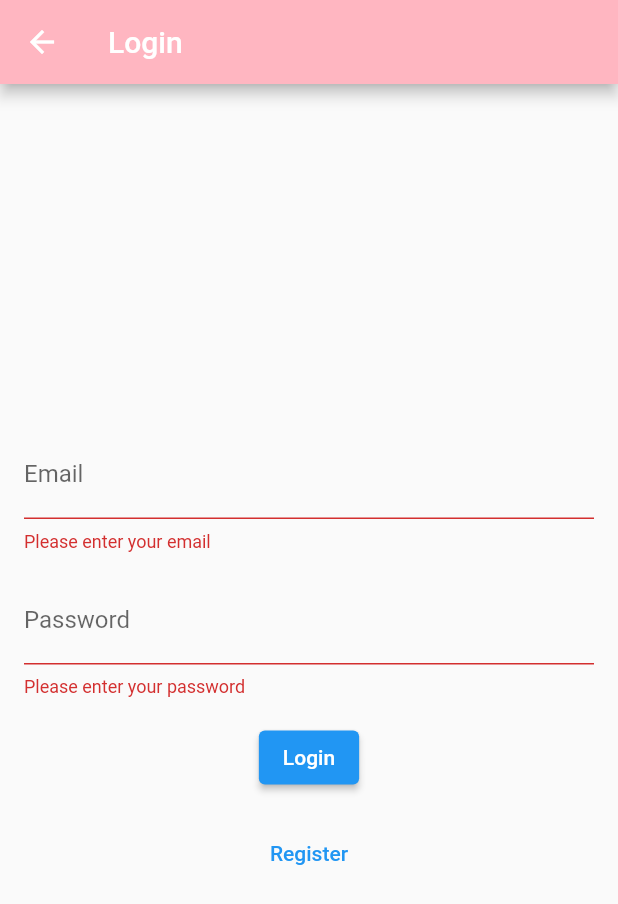
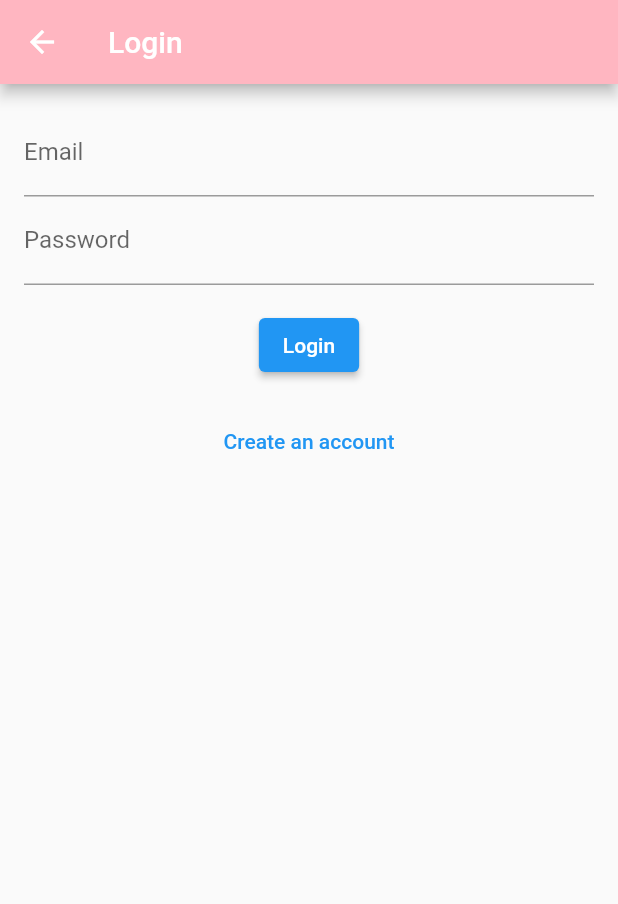
Before and after one commit to FACZ-MAP-Project/PetYatu, a Flutter app: the screen it shows after launch, after a tap on "Login", on a phone screen of 412 x 824 dp. Shown: the top 904 px of the screen. Run offline on Flutter 3.47's test engine with Material 2 defaults, Android fonts, the phone set to English and light mode, and no system bars; our stand-ins replace card_swiper, cloud_firestore, firebase_auth, firebase_core; accounts and stored records are empty; network calls fail.

Commit message:
Complete Login and Register

```diff
--- a/lib/providers/auth_provider.dart
+++ b/lib/providers/auth_provider.dart
@@ -6,6 +6,18 @@ import '../models/AppUser.dart';
 class AuthProvider with ChangeNotifier {
   final FirebaseAuth _auth = FirebaseAuth.instance;
   final FirebaseFirestore _firestore = FirebaseFirestore.instance;
+
+  // login user with email and password
+  Future<void> loginUser(AppUser appUser) async {
+    try {
+      UserCredential result = await _auth.signInWithEmailAndPassword(
+        email: appUser.email,
+        password: appUser.password,
+      );
+    } catch (e) {
+      throw e;
+    }
+  }
 
   // register user with email and password
   Future<void> registerUser(AppUser appUser) async {
@@ -18,6 +30,7 @@ class AuthProvider with ChangeNotifier {
       // AppUser? firebaseUser = result.user as AppUser?;
       AppUser? firebaseUser =
           result.user != null ? AppUser.withId(result.user!.uid) : null;
+      print('User ID: ${firebaseUser!.uid}');
       if (firebaseUser != null) {
         // save user info to firestore
         await _firestore.collection('users').doc(firebaseUser.uid).set(
--- a/lib/views/login_page.dart
+++ b/lib/views/login_page.dart
@@ -1,4 +1,7 @@
 import 'package:flutter/material.dart';
+import 'package:provider/provider.dart';
+import 'package:petyatu/providers/auth_provider.dart';
+import 'package:petyatu/models/AppUser.dart';
 import 'package:firebase_auth/firebase_auth.dart';
 
 class LoginPage extends StatefulWidget {
@@ -9,83 +12,75 @@ class LoginPage extends StatefulWidget {
 }
 
 class _LoginPageState extends State<LoginPage> {
-  final _formKey = GlobalKey<FormState>();
+  final TextEditingController _emailController = TextEditingController();
+  final TextEditingController _passwordController = TextEditingController();
 
-  String _email = '';
-  String _password = '';
+  // final _formKey = GlobalKey<FormState>();
 
-  bool _isLoading = false;
+  // String _email = '';
+  // String _password = '';
+
+  // bool _isLoading = false;
 
   @override
   Widget build(BuildContext context) {
+    final authProvider = Provider.of<AuthProvider>(context);
+
     return Scaffold(
       appBar: AppBar(
         title: Text('Login'),
       ),
-      body: Container(
-        padding: EdgeInsets.all(16),
-        child: Form(
-          key: _formKey,
+      body: Padding(
+        padding: EdgeInsets.all(16.0),
         child: Column(
-            mainAxisAlignment: MainAxisAlignment.center,
           children: [
-              TextFormField(
-                decoration: InputDecoration(labelText: 'Email'),
-                validator: (value) {
-                  if (value == null || value.isEmpty) {
-                    return 'Please enter your email';
-                  }
-                  return null;
-                },
-                onChanged: (value) {
-                  _email = value;
-                },
+            TextField(
+              controller: _emailController,
+              decoration: InputDecoration(
+                labelText: 'Email',
               ),
-              SizedBox(height: 16),
-              TextFormField(
+            ),
+            TextField(
+              controller: _passwordController,
+              decoration: InputDecoration(
+                labelText: 'Password',
+              ),
               obscureText: true,
-                decoration: InputDecoration(labelText: 'Password'),
-                validator: (value) {
-                  if (value == null || value.isEmpty) {
-                    return 'Please enter your password';
-                  }
-                  return null;
-                },
-                onChanged: (value) {
-                  _password = value;
-                },
             ),
-              SizedBox(height: 16),
+            SizedBox(height: 16.0),
             ElevatedButton(
-                onPressed: _isLoading ? null : _login,
-                child: _isLoading ? CircularProgressIndicator() : Text('Login'),
+              onPressed: () => _login(authProvider),
+              child: Text('Login'),
             ),
-              SizedBox(height: 16),
+            SizedBox(height: 16.0),
             TextButton(
               onPressed: () {
-                  Navigator.pushNamed(context, '/register');
+                Navigator.of(context).pushReplacementNamed('/register');
               },
-                child: Text('Register'),
+              child: Text('Create an account'),
             ),
           ],
-          ),
         ),
       ),
     );
   }
 
-  void _login() async {
-    if (_formKey.currentState!.validate()) {
-      setState(() {
-        _isLoading = true;
-      });
+  void _login(AuthProvider authProvider) async {
+    AppUser user = AppUser(
+      uid: '',
+      name: '',
+      email: _emailController.text,
+      password: _passwordController.text,
+      token: '',
+    );
+
+    // if (_formKey.currentState!.validate()) {
+    //   setState(() {
+    //     _isLoading = true;
+    //   });
 
     try {
-        UserCredential userCredential =
-            await FirebaseAuth.instance.signInWithEmailAndPassword(
-          email: _email,
-          password: _password,
-        );
+      await authProvider.loginUser(user);
 
       // Navigate to home page
       Navigator.pushNamedAndRemoveUntil(
@@ -108,10 +103,9 @@ class _LoginPageState extends State<LoginPage> {
         );
       }
     } finally {
-        setState(() {
-          _isLoading = false;
-        });
+      // setState(() {
+      //   _isLoading = false;
+      // });
     }
   }
 }
-}
--- a/lib/views/register_page.dart
+++ b/lib/views/register_page.dart
@@ -97,6 +97,13 @@ class _RegisterPageState extends State<RegisterPage> {
               onPressed: () => _registerUser(authProvider),
               child: Text('Register'),
             ),
+            SizedBox(height: 16.0),
+            TextButton(
+              onPressed: () {
+                Navigator.of(context).pushReplacementNamed('/login');
+              },
+              child: Text('Login'),
+            ),
           ],
         ),
       ),
```
Lines whose indentation alone changed are shown as unchanged.
